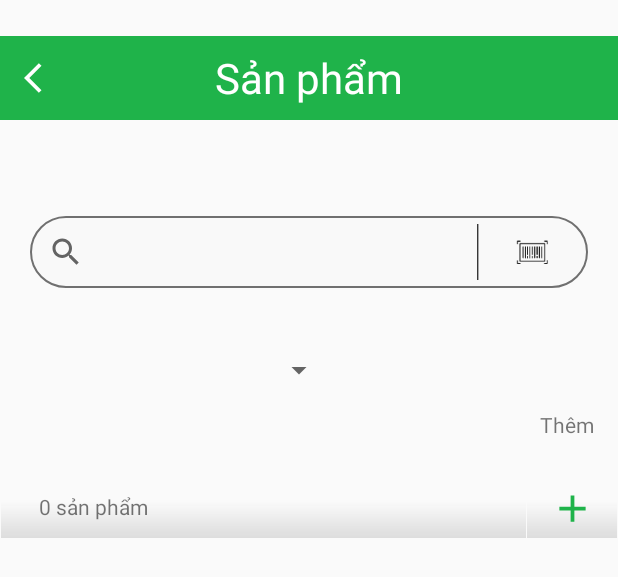
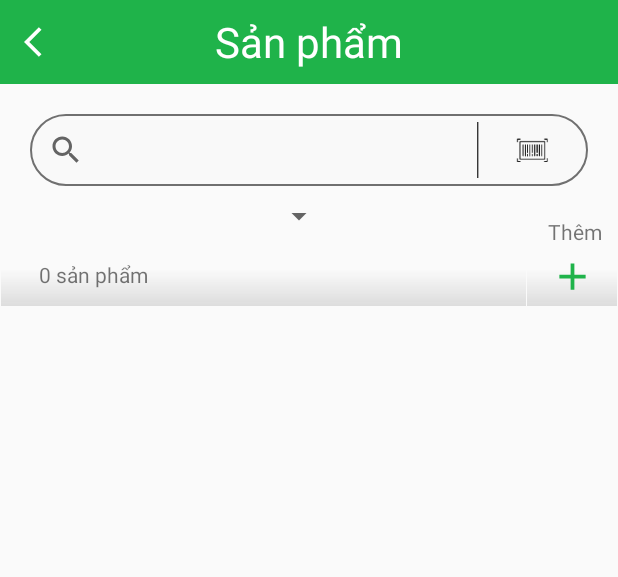
Before and after one commit to ahnkiot123a/CapstoneProject, an Android app: the layout activity_list_product.xml on its own in the app's theme, with its tools: preview values and no code run, on a phone screen of 412 x 824 dp. Shown: the top 577 px of the screen. Run offline under Robolectric (Android 15) with nearby library versions, the phone set to English and light mode, and no system bars.

Commit message:
udpate product

```diff
--- a/app/src/main/res/layout/activity_list_product.xml
+++ b/app/src/main/res/layout/activity_list_product.xml
@@ -35,10 +35,8 @@
         android:id="@+id/toolbar_top"
         android:layout_width="match_parent"
         android:layout_height="wrap_content"
-        android:layout_marginBottom="20dp"
         android:background="@color/colorAccent"
         android:minHeight="?attr/actionBarSize"
-        app:layout_constraintBottom_toTopOf="@+id/linearLayoutSearch"
         app:layout_constraintEnd_toEndOf="parent"
         app:layout_constraintStart_toStartOf="parent"
         app:layout_constraintTop_toTopOf="parent"
@@ -73,12 +71,9 @@
         android:layout_marginEnd="20dp"
         android:background="@drawable/search_layout"
         android:orientation="horizontal"
-        app:layout_constraintBottom_toTopOf="@+id/category_Spinner"
         app:layout_constraintEnd_toEndOf="parent"
-        app:layout_constraintHorizontal_bias="0.5"
         app:layout_constraintStart_toStartOf="parent"
-        app:layout_constraintTop_toBottomOf="@+id/toolbar_top"
-        app:layout_constraintVertical_chainStyle="spread">
+        app:layout_constraintTop_toBottomOf="@+id/toolbar_top">
 
 
         <SearchView
@@ -110,21 +105,17 @@
         android:id="@+id/category_Spinner"
         android:layout_width="203dp"
         android:layout_height="40dp"
-        android:layout_marginTop="10dp"
-        app:layout_constraintBottom_toTopOf="@id/tvTotalQuantity"
         app:layout_constraintStart_toStartOf="@+id/linearLayoutSearch"
-        app:layout_constraintTop_toBottomOf="@id/linearLayoutSearch" />
+        app:layout_constraintTop_toBottomOf="@+id/linearLayoutSearch" />
 
     <TextView
         android:id="@+id/tvTotalQuantity"
         android:layout_width="350dp"
         android:layout_height="40dp"
-        android:layout_marginTop="28dp"
         android:background="@drawable/quantity_layout"
         android:paddingLeft="25dp"
         android:paddingTop="9dp"
         android:text="0 sản phẩm"
-        app:layout_constraintBottom_toTopOf="@+id/recyclerViewListProduct"
         app:layout_constraintEnd_toStartOf="@+id/btnAddNewProduct"
         app:layout_constraintHorizontal_bias="1.0"
         app:layout_constraintHorizontal_chainStyle="spread"
@@ -133,9 +124,8 @@
 
     <androidx.recyclerview.widget.RecyclerView
         android:id="@+id/recyclerViewListProduct"
-        android:layout_width="409dp"
-        android:layout_height="417dp"
-        app:layout_constraintBottom_toBottomOf="parent"
+        android:layout_width="match_parent"
+        android:layout_height="wrap_content"
         app:layout_constraintEnd_toEndOf="parent"
         app:layout_constraintStart_toStartOf="parent"
         app:layout_constraintTop_toBottomOf="@+id/tvTotalQuantity" />
@@ -145,17 +135,10 @@
         android:id="@+id/textView4"
         android:layout_width="wrap_content"
         android:layout_height="wrap_content"
-        android:layout_marginStart="359dp"
-        android:layout_marginTop="141dp"
-        android:layout_marginEnd="16dp"
-        android:layout_marginBottom="2dp"
+        android:layout_marginEnd="10dp"
         android:text="Thêm"
         app:layout_constraintBottom_toTopOf="@+id/btnAddNewProduct"
-        app:layout_constraintEnd_toEndOf="parent"
-        app:layout_constraintHorizontal_bias="1.0"
-        app:layout_constraintStart_toStartOf="parent"
-        app:layout_constraintTop_toBottomOf="@+id/toolbar_top"
-        app:layout_constraintVertical_bias="0.687" />
+        app:layout_constraintEnd_toEndOf="@+id/btnAddNewProduct" />
 
     <ImageButton
         android:id="@+id/btnAddNewProduct"
```
Also changed, not shown: app/src/main/AndroidManifest.xml (+10 -5 lines), app/src/main/java/com/koit/capstonproject_version_1/Adapter/ItemAdapter.java (+37 -26 lines), app/src/main/java/com/koit/capstonproject_version_1/Controller/Interface/ListProductInterface.java (added, +9 -0 lines), app/src/main/java/com/koit/capstonproject_version_1/Controller/Interface/ListUnitInterface.java (added, +8 -0 lines), app/src/main/java/com/koit/capstonproject_version_1/Controller/ListProductController.java (+69 -37 lines), app/src/main/java/com/koit/capstonproject_version_1/Model/Product.java (+96 -12 lines), app/src/main/java/com/koit/capstonproject_version_1/Model/Unit.java (+33 -0 lines), app/src/main/java/com/koit/capstonproject_version_1/View/ListProductActivity.java (+5 -2 lines).
